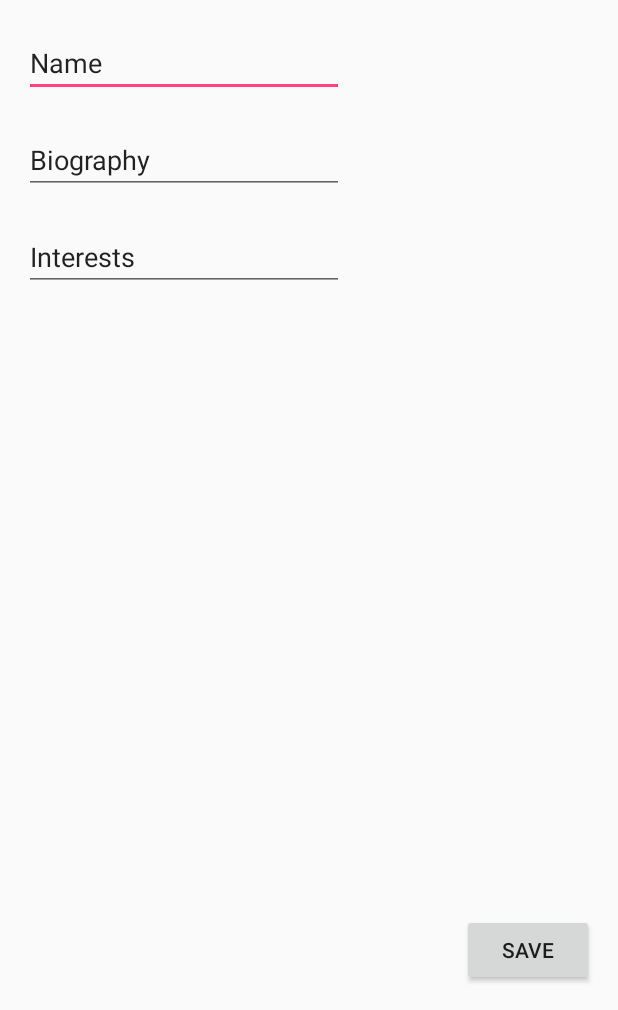
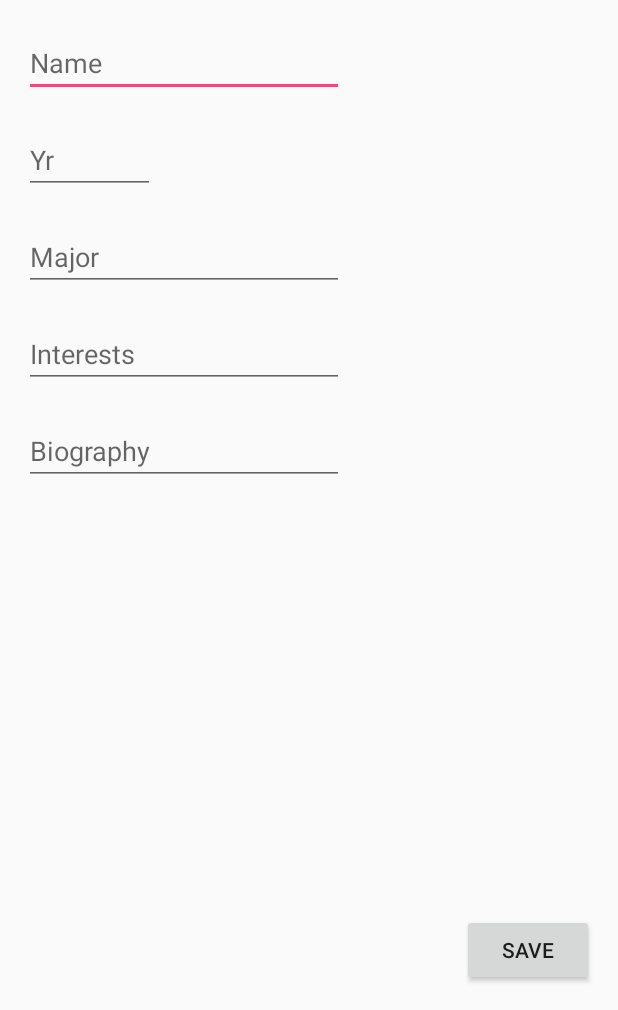
Before and after one commit to lynnediep/Workout-with-Me, an Android app: the Profile_Edit screen opened directly, with no data from a screen before it, on a phone screen of 412 x 824 dp, the part 226-1236 px from its top. Run offline under Robolectric (Android 15) with nearby library versions, the phone set to English and light mode, and no system bars; our stand-ins replace Firebase (no records; nobody signed in at launch, a user with empty details on screens opened directly).

Commit message:
edit profile update

```diff
--- a/app/src/main/java/com/example/zion/workoutwithme/Profile_Edit.java
+++ b/app/src/main/java/com/example/zion/workoutwithme/Profile_Edit.java
@@ -20,12 +20,13 @@ import com.google.firebase.auth.FirebaseAuth;
 import com.google.firebase.auth.FirebaseUser;
 import com.google.firebase.database.ValueEventListener;
 
+import java.util.Arrays;
+
 public class Profile_Edit extends AppCompatActivity {
-    EditText nameText;
-    EditText bioText;
-    EditText interestText;
+    EditText nameText,yearText, majorText, interestText, bioText;
     Button changeActivityButton;
     User currentUser;
+    String[] interests;
     public static final String CURRENT_USER_ID = "";
     private static final String TAG = "";
 
@@ -39,8 +40,10 @@ public class Profile_Edit extends AppCompatActivity {
         final String cruzID = userInfo.getStringExtra(Sign_In.CURRENT_USER_ID);
 
         nameText = (EditText) findViewById(R.id.Name_editText);
+        yearText = (EditText) findViewById(R.id.Year_editText);
+        majorText = (EditText) findViewById(R.id.Major_editText);
+        interestText = (EditText) findViewById(R.id.Interests_editText);
         bioText = (EditText) findViewById(R.id.Bio_editText);
-        interestText = (EditText) findViewById(R.id.Interest_editText);
 
         FirebaseDatabase database = FirebaseDatabase.getInstance();
         final DatabaseReference userRef = database.getReference("User").child(cruzID);
@@ -58,15 +61,44 @@ public class Profile_Edit extends AppCompatActivity {
                     if (dataSnapshot.getValue() != null) {
                         try {
                             currentUser = dataSnapshot.getValue(User.class);
-                            nameText.setText(currentUser.getName());
-                            bioText.setText(currentUser.getBio());
+
+                            if(currentUser.getName() != null){
+                                nameText.setText(currentUser.getName());
+                            }
+
+                            if(currentUser.getYear() != null) {
+                                yearText.setText(currentUser.getYear());
+                            }
+
+                            if(currentUser.getMajor() != null) {
+                                majorText.setText(currentUser.getMajor());
+                            }
+
+                            if(currentUser.getInterests() != null) {
+                                interestText.setText(Arrays.toString(currentUser.getInterests()).replaceAll("\\[|\\]", ""));
+                            }
+
+                            if(currentUser.getBio() != null) {
+                                bioText.setText(currentUser.getBio());
+                            }
+
 
                             changeActivityButton = (Button) findViewById(R.id.save);
                             changeActivityButton.setOnClickListener(new View.OnClickListener() {
                                 @Override
                                 public void onClick(View v) {
                                     Intent intent = new Intent(Profile_Edit.this, activity_newsfeed.class);
+
+                                    /*
+                                    if(interestText.getText().toString() != null) {
+                                        interests = interestText.getText().toString().split(" ");
+                                    }
+                                    */
+
                                     currentUser.setName(nameText.getText().toString());
+                                    currentUser.setYear(yearText.getText().toString());
+                                    currentUser.setMajor(majorText.getText().toString());
+                                    currentUser.setInterests(interests);
                                     currentUser.setBio(bioText.getText().toString());
                                     userRef.setValue(currentUser);
 
@@ -74,8 +106,6 @@ public class Profile_Edit extends AppCompatActivity {
                                     startActivity(intent);
                                 }
                             });
-
-
                         } catch (Exception e) {
                             e.printStackTrace();
                         }
--- a/app/src/main/res/layout/activity_profile__edit.xml
+++ b/app/src/main/res/layout/activity_profile__edit.xml
@@ -24,8 +24,9 @@
         android:layout_marginStart="16dp"
         android:layout_marginTop="19dp"
         android:ems="10"
+        android:hint="Name"
+        android:maxLength="20"
         android:inputType="textPersonName"
-        android:text="Name"
         app:layout_constraintStart_toStartOf="parent"
         app:layout_constraintTop_toBottomOf="@+id/Profile_img" />
 
@@ -37,23 +38,52 @@
         android:layout_marginStart="16dp"
         android:layout_marginTop="19dp"
         android:ems="10"
+        android:hint="Biography"
+        android:maxLength="150"
         android:inputType="textMultiLine"
-        android:text="Biography"
+        app:layout_constraintStart_toStartOf="parent"
+        app:layout_constraintTop_toBottomOf="@+id/Interests_editText" />
+
+    <EditText
+        android:id="@+id/Year_editText"
+        android:layout_width="87dp"
+        android:layout_height="wrap_content"
+        android:layout_marginLeft="16dp"
+        android:layout_marginStart="16dp"
+        android:layout_marginTop="19dp"
+        android:ems="10"
+        android:hint="Yr"
+        android:maxLength="2"
+        android:inputType="text"
         app:layout_constraintStart_toStartOf="parent"
         app:layout_constraintTop_toBottomOf="@+id/Name_editText" />
 
     <EditText
-        android:id="@+id/Interest_editText"
+        android:id="@+id/Major_editText"
         android:layout_width="wrap_content"
         android:layout_height="wrap_content"
         android:layout_marginLeft="16dp"
         android:layout_marginStart="16dp"
         android:layout_marginTop="19dp"
         android:ems="10"
+        android:hint="Major"
+        android:maxLength="15"
+        android:inputType="text"
+        app:layout_constraintStart_toStartOf="parent"
+        app:layout_constraintTop_toBottomOf="@+id/Year_editText" />
+
+    <EditText
+        android:id="@+id/Interests_editText"
+        android:layout_width="wrap_content"
+        android:layout_height="wrap_content"
+        android:layout_marginLeft="16dp"
+        android:layout_marginStart="16dp"
+        android:layout_marginTop="19dp"
+        android:ems="10"
+        android:hint="Interests"
         android:inputType="textMultiLine"
-        android:text="Interests"
         app:layout_constraintStart_toStartOf="parent"
-        app:layout_constraintTop_toBottomOf="@+id/Bio_editText" />
+        app:layout_constraintTop_toBottomOf="@+id/Major_editText" />
 
     <Button
         android:id="@+id/save"
```
Also changed, not shown: app/src/main/res/layout/activity_register.xml (+9 -4 lines).
